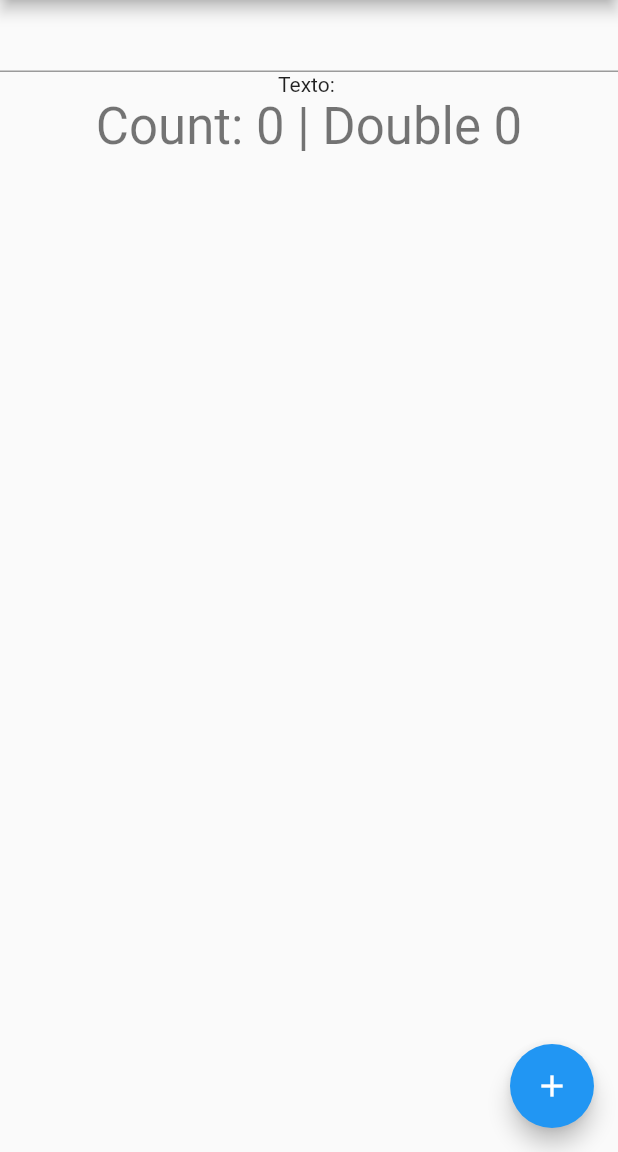
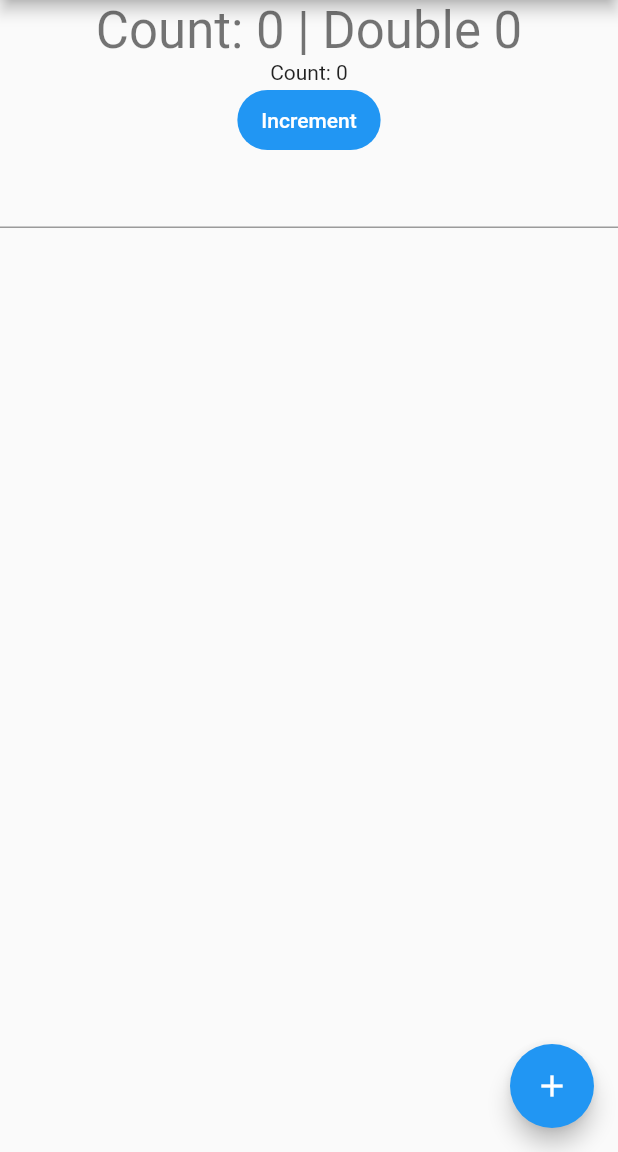
Before and after one commit to irwinarruda/flutter_signals, a Flutter app: the screen it shows after launch, on a phone screen of 412 x 824 dp, the part 84-1236 px from its top. Run offline on Flutter 3.47's test engine with Material 2 defaults, Android fonts, the phone set to English and light mode, and no system bars.

```diff
--- a/example/lib/main.dart
+++ b/example/lib/main.dart
@@ -26,8 +26,6 @@ class MyHomePage extends StatelessWidget {
   static var count = signal<int>(0);
   static var doubleCount = computed<int>(() => count() * 2);
 
-  static var text = signal<String>("");
-
   @override
   Widget build(BuildContext context) {
     return Scaffold(
@@ -37,16 +35,13 @@ class MyHomePage extends StatelessWidget {
       body: Center(
         child: Column(
           children: [
-            TextField(onChanged: (v) => text.set(v)),
-            Observer(
-              builder: (cx) => Text('Texto: ${text()}'),
-            ),
             Observer(
               builder: (cx) => Text(
                 'Count: ${count()} | Double ${doubleCount()}',
                 style: Theme.of(cx).textTheme.headlineMedium,
               ),
-            )
+            ),
+            const MyButton(),
           ],
         ),
       ),
@@ -58,3 +53,39 @@ class MyHomePage extends StatelessWidget {
     );
   }
 }
+
+class MyButton extends ObserverWidget {
+  const MyButton({super.key});
+
+  static var count = signal<int>(0);
+
+  @override
+  Widget build(BuildContext context) {
+    return Column(
+      children: [
+        Text('Count: ${count()}'),
+        FilledButton(
+          child: const Text('Increment'),
+          onPressed: () => count.set(count() + 1),
+        ),
+        const MyInput(),
+      ],
+    );
+  }
+}
+
+class MyInput extends ObserverWidget {
+  const MyInput({super.key});
+
+  static var text = signal<String>('');
+
+  @override
+  Widget build(BuildContext context) {
+    return Column(
+      children: [
+        TextField(onChanged: (v) => text.set(v)),
+        Text(text()),
+      ],
+    );
+  }
+}
```
Also changed, not shown: lib/src/signal.dart (+77 -22 lines), 1 other file.
